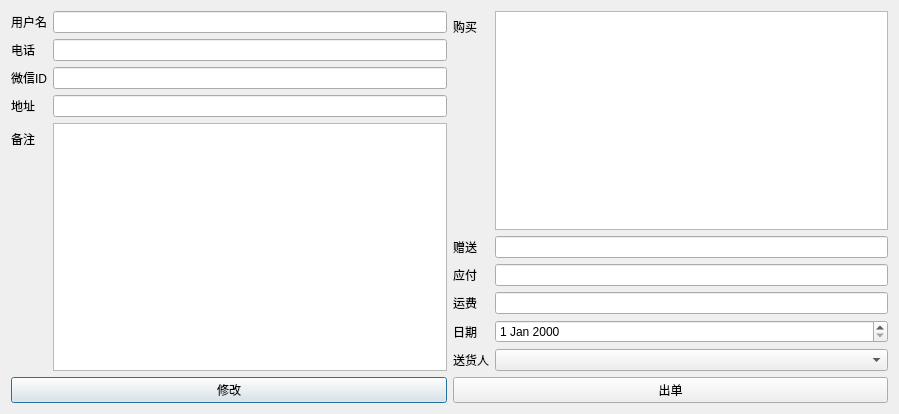
sheldon0227/WHS, file single_user_dialog.ui: the form before one commit.
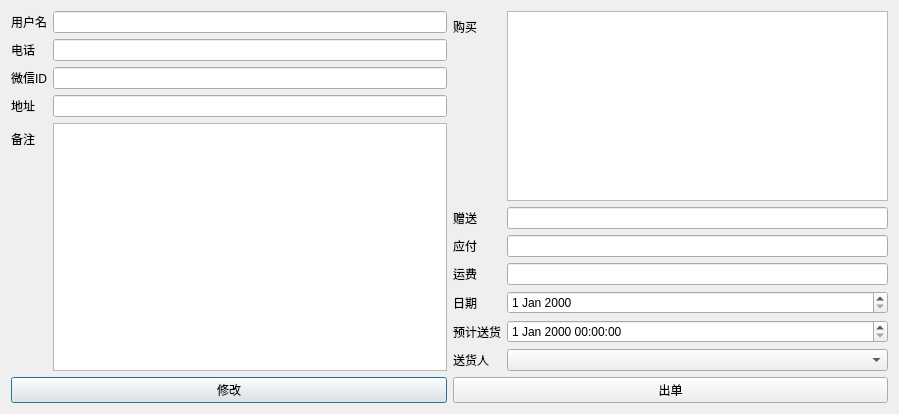
The form after the commit.

Commit message: Add: predit shipping date/time

Patch:
```diff
--- a/single_user_dialog.ui
+++ b/single_user_dialog.ui
@@ -110,14 +110,14 @@
      <item row="4" column="1">
       <widget class="QDateEdit" name="dateEdit"/>
      </item>
-     <item row="5" column="0">
+     <item row="6" column="0">
       <widget class="QLabel" name="label_10">
        <property name="text">
         <string>送货人</string>
        </property>
       </widget>
      </item>
-     <item row="5" column="1">
+     <item row="6" column="1">
       <widget class="QComboBox" name="comboBox"/>
      </item>
      <item row="3" column="0">
@@ -130,6 +130,16 @@
      <item row="3" column="1">
       <widget class="QLineEdit" name="shipLineEdit"/>
      </item>
+     <item row="5" column="0">
+      <widget class="QLabel" name="label_12">
+       <property name="text">
+        <string>预计送货</string>
+       </property>
+      </widget>
+     </item>
+     <item row="5" column="1">
+      <widget class="QDateTimeEdit" name="dateTimeEdit"/>
+     </item>
     </layout>
    </item>
    <item row="1" column="0">
```
The commit also changes 1 other file.
